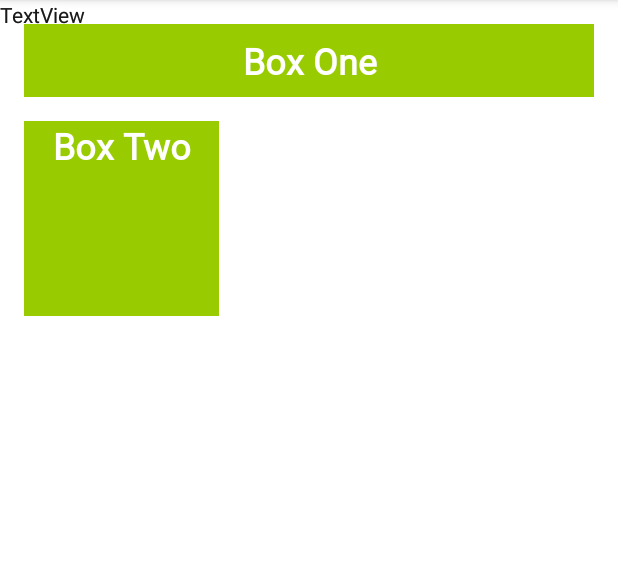
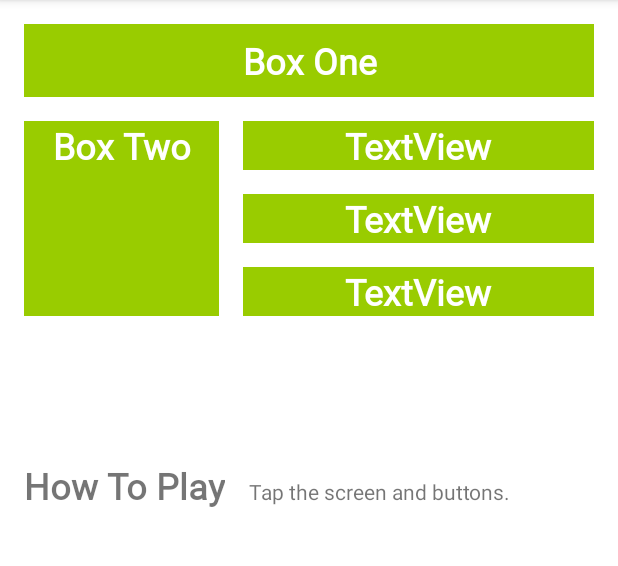
Before and after one commit to ongkjh/Tue11amConstrainLayout, an Android app: the screen it shows after launch (MainActivity), on a phone screen of 412 x 824 dp, the part 84-650 px from its top. Run offline under Robolectric (Android 15) with nearby library versions, the phone set to English and light mode, and no system bars.

Commit message:
Commit 20220802 - Added baseline constraint

```diff
--- a/app/src/main/res/layout/activity_main.xml
+++ b/app/src/main/res/layout/activity_main.xml
@@ -9,6 +9,7 @@
 
     <TextView
         android:id="@+id/box1"
+        style="@style/whiteBox"
         android:layout_width="0dp"
         android:layout_height="wrap_content"
         android:layout_marginStart="@dimen/margin_wide_custom"
@@ -18,8 +19,7 @@
         android:text="@string/boxOne"
         app:layout_constraintEnd_toEndOf="parent"
         app:layout_constraintStart_toStartOf="parent"
-        app:layout_constraintTop_toTopOf="parent"
-        style="@style/whiteBox" />
+        app:layout_constraintTop_toTopOf="parent" />
 
     <TextView
         android:id="@+id/boxTwo"
@@ -34,28 +34,72 @@
         app:layout_constraintTop_toBottomOf="@+id/box1" />
 
     <TextView
-        android:id="@+id/textView3"
+        android:id="@+id/boxThree"
+        style="@style/whiteBox"
+        android:layout_width="0dp"
+        android:layout_height="wrap_content"
+        android:layout_marginStart="@dimen/margin_wide_custom"
+        android:layout_marginEnd="@dimen/margin_wide_custom"
+        android:text="TextView"
+        app:layout_constraintBottom_toTopOf="@+id/boxFour"
+        app:layout_constraintEnd_toEndOf="parent"
+        app:layout_constraintStart_toEndOf="@+id/boxTwo"
+        app:layout_constraintTop_toTopOf="@+id/boxTwo" />
+
+    <TextView
+        android:id="@+id/boxFour"
+        style="@style/whiteBox"
+        android:layout_width="0dp"
+        android:layout_height="wrap_content"
+        android:layout_marginStart="@dimen/margin_wide_custom"
+        android:layout_marginTop="@dimen/margin_wide_custom"
+        android:layout_marginEnd="@dimen/margin_wide_custom"
+        android:layout_marginBottom="@dimen/margin_wide_custom"
+        android:text="TextView"
+        app:layout_constraintBottom_toTopOf="@+id/boxFive"
+        app:layout_constraintEnd_toEndOf="parent"
+        app:layout_constraintStart_toEndOf="@+id/boxTwo"
+        app:layout_constraintTop_toBottomOf="@+id/boxThree" />
+
+    <TextView
+        android:id="@+id/boxFive"
+        style="@style/whiteBox"
+        android:layout_width="0dp"
+        android:layout_height="wrap_content"
+        android:layout_marginStart="@dimen/margin_wide_custom"
+        android:layout_marginEnd="@dimen/margin_wide_custom"
+        android:text="TextView"
+        app:layout_constraintBottom_toBottomOf="@+id/boxTwo"
+        app:layout_constraintEnd_toEndOf="parent"
+        app:layout_constraintStart_toEndOf="@+id/boxTwo"
+        app:layout_constraintTop_toBottomOf="@+id/boxFour" />
+
+    <TextView
+        android:id="@+id/howToPlay"
         android:layout_width="wrap_content"
         android:layout_height="wrap_content"
-        android:text="TextView"
-        tools:layout_editor_absoluteX="259dp"
-        tools:layout_editor_absoluteY="142dp" />
+        android:layout_marginStart="@dimen/margin_wide_custom"
+        android:layout_marginTop="@dimen/margin_wide_custom"
+        android:fontFamily="@font/roboto"
+        android:text="@string/howToplayTxt"
+        android:textSize="24sp"
+        android:textStyle="bold"
+        app:layout_constraintBaseline_toBaselineOf="@+id/textView2"
+        app:layout_constraintStart_toStartOf="parent" />
 
     <TextView
-        android:id="@+id/textView4"
-        android:layout_width="wrap_content"
+        android:id="@+id/textView2"
+        android:layout_width="0dp"
         android:layout_height="wrap_content"
-        android:text="TextView"
-        tools:layout_editor_absoluteX="243dp"
-        tools:layout_editor_absoluteY="193dp" />
-
-    <TextView
-        android:id="@+id/textView5"
-        android:layout_width="wrap_content"
-        android:layout_height="wrap_content"
-        android:text="TextView"
-        tools:layout_editor_absoluteX="248dp"
-        tools:layout_editor_absoluteY="270dp" />
+        android:layout_marginStart="@dimen/margin_wide_custom"
+        android:layout_marginTop="@dimen/margin_wide_custom"
+        android:layout_marginBottom="@dimen/margin_wide_custom"
+        android:text="@string/tap_the_boxes_and_buttons"
+        app:layout_constraintBottom_toBottomOf="parent"
+        app:layout_constraintEnd_toEndOf="parent"
+        app:layout_constraintStart_toEndOf="@+id/howToPlay"
+        app:layout_constraintTop_toBottomOf="@+id/boxTwo"
+        app:layout_constraintVertical_bias="0.18" />
 
 
 </androidx.constraintlayout.widget.ConstraintLayout>
--- a/app/src/main/res/values/strings.xml
+++ b/app/src/main/res/values/strings.xml
@@ -2,4 +2,6 @@
     <string name="app_name">Tue11amConstrainLayout</string>
     <string name="boxOne">Box One</string>
     <string name="boxTwo">Box Two</string>
+    <string name="howToplayTxt">How To Play</string>
+    <string name="tap_the_boxes_and_buttons">Tap the screen and buttons.</string>
 </resources>
```
